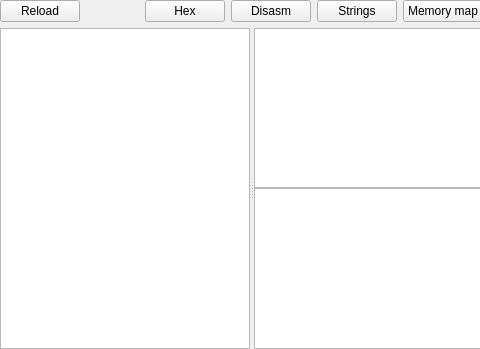
horsicq/FormatWidgets, file PE/pewidget.ui: the form before one commit; both pictures show x 0 to 480 and y 0 to 349 of the 741 by 349 pixel window.
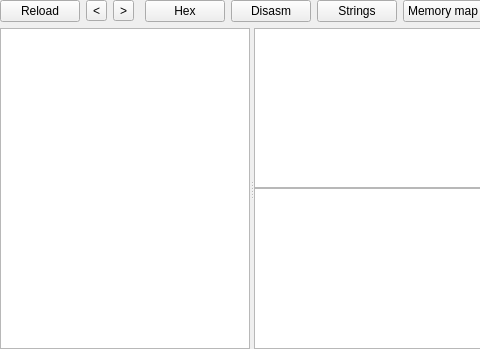
The form after the commit. Custom widgets are drawn as their Qt base class.

```diff
--- a/PE/pewidget.ui
+++ b/PE/pewidget.ui
@@ -41,6 +41,20 @@
        </property>
       </widget>
      </item>
+     <item>
+      <widget class="QToolButton" name="toolButtonPrev">
+       <property name="text">
+        <string notr="true">&lt;</string>
+       </property>
+      </widget>
+     </item>
+     <item>
+      <widget class="QToolButton" name="toolButtonNext">
+       <property name="text">
+        <string notr="true">&gt;</string>
+       </property>
+      </widget>
+     </item>
      <item>
       <spacer name="horizontalSpacer">
        <property name="orientation">
```
